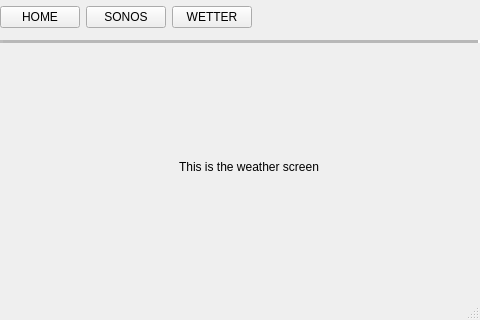
Above: MainWindow_raspi.ui from hillbilly3456avk/sonosControl before the change. Below: the same form after it.
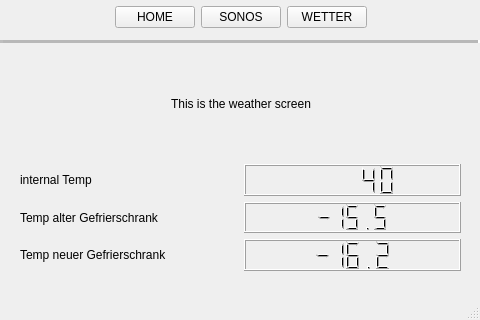
That is the form after the change. The open tabs and pages were chosen to show the change.

Diff of the .ui file:
```diff
--- a/MainWindow_raspi.ui
+++ b/MainWindow_raspi.ui
@@ -29,10 +29,10 @@
    <widget class="QStackedWidget" name="ST_workerStack">
     <property name="geometry">
      <rect>
-      <x>-1</x>
-      <y>39</y>
+      <x>0</x>
+      <y>50</y>
       <width>481</width>
-      <height>231</height>
+      <height>221</height>
      </rect>
     </property>
     <property name="currentIndex">
@@ -69,18 +69,141 @@
      </widget>
     </widget>
     <widget class="QWidget" name="SC_weatherScreen">
-     <widget class="QLabel" name="LB_weatherScreen">
+     <widget class="QWidget" name="verticalLayoutWidget_2">
       <property name="geometry">
        <rect>
-        <x>180</x>
-        <y>120</y>
-        <width>141</width>
-        <height>16</height>
+        <x>0</x>
+        <y>0</y>
+        <width>481</width>
+        <height>221</height>
        </rect>
       </property>
-      <property name="text">
-       <string>This is the weather screen</string>
-      </property>
+      <layout class="QVBoxLayout" name="verticalLayout_2">
+       <item>
+        <layout class="QHBoxLayout" name="horizontalLayout">
+         <item>
+          <spacer name="horizontalSpacer_3">
+           <property name="orientation">
+            <enum>Qt::Horizontal</enum>
+           </property>
+           <property name="sizeHint" stdset="0">
+            <size>
+             <width>40</width>
+             <height>20</height>
+            </size>
+           </property>
+          </spacer>
+         </item>
+         <item>
+          <widget class="QLabel" name="LB_weatherScreen">
+           <property name="text">
+            <string>This is the weather screen</string>
+           </property>
+          </widget>
+         </item>
+         <item>
+          <spacer name="horizontalSpacer_4">
+           <property name="orientation">
+            <enum>Qt::Horizontal</enum>
+           </property>
+           <property name="sizeHint" stdset="0">
+            <size>
+             <width>40</width>
+             <height>20</height>
+            </size>
+           </property>
+          </spacer>
+         </item>
+        </layout>
+       </item>
+       <item>
+        <layout class="QGridLayout" name="gridLayout">
+         <item row="1" column="1">
+          <widget class="QLabel" name="LB_oldFreezer">
+           <property name="text">
+            <string>Temp alter Gefrierschrank</string>
+           </property>
+          </widget>
+         </item>
+         <item row="0" column="0">
+          <spacer name="horizontalSpacer_5">
+           <property name="orientation">
+            <enum>Qt::Horizontal</enum>
+           </property>
+           <property name="sizeType">
+            <enum>QSizePolicy::Fixed</enum>
+           </property>
+           <property name="sizeHint" stdset="0">
+            <size>
+             <width>20</width>
+             <height>20</height>
+            </size>
+           </property>
+          </spacer>
+         </item>
+         <item row="2" column="1">
+          <widget class="QLabel" name="LB_newFreezer">
+           <property name="text">
+            <string>Temp neuer Gefrierschrank</string>
+           </property>
+          </widget>
+         </item>
+         <item row="0" column="1">
+          <widget class="QLabel" name="LB_internalTemp">
+           <property name="sizePolicy">
+            <sizepolicy hsizetype="Preferred" vsizetype="Preferred">
+             <horstretch>0</horstretch>
+             <verstretch>0</verstretch>
+            </sizepolicy>
+           </property>
+           <property name="text">
+            <string>internal Temp</string>
+           </property>
+          </widget>
+         </item>
+         <item row="2" column="2">
+          <widget class="QLCDNumber" name="LCD_newFreezer">
+           <property name="value" stdset="0">
+            <double>-16.199999999999999</double>
+           </property>
+          </widget>
+         </item>
+         <item row="0" column="2">
+          <widget class="QLCDNumber" name="LCD_piTemp">
+           <property name="smallDecimalPoint">
+            <bool>true</bool>
+           </property>
+           <property name="intValue" stdset="0">
+            <number>40</number>
+           </property>
+          </widget>
+         </item>
+         <item row="1" column="2">
+          <widget class="QLCDNumber" name="LCD_oldFreezer">
+           <property name="value" stdset="0">
+            <double>-15.500000000000000</double>
+           </property>
+          </widget>
+         </item>
+         <item row="0" column="3">
+          <spacer name="horizontalSpacer_6">
+           <property name="orientation">
+            <enum>Qt::Horizontal</enum>
+           </property>
+           <property name="sizeType">
+            <enum>QSizePolicy::Fixed</enum>
+           </property>
+           <property name="sizeHint" stdset="0">
+            <size>
+             <width>20</width>
+             <height>20</height>
+            </size>
+           </property>
+          </spacer>
+         </item>
+        </layout>
+       </item>
+      </layout>
      </widget>
     </widget>
    </widget>
@@ -96,6 +219,19 @@
     <layout class="QVBoxLayout" name="verticalLayout">
      <item>
       <layout class="QHBoxLayout" name="TopSelectionBar">
+       <item>
+        <spacer name="horizontalSpacer_2">
+         <property name="orientation">
+          <enum>Qt::Horizontal</enum>
+         </property>
+         <property name="sizeHint" stdset="0">
+          <size>
+           <width>40</width>
+           <height>20</height>
+          </size>
+         </property>
+        </spacer>
+       </item>
        <item>
         <widget class="QPushButton" name="BT_openHomeScreen">
          <property name="text">
```
Left out of the diff: 87 changed lines with no effect on the pictures.
